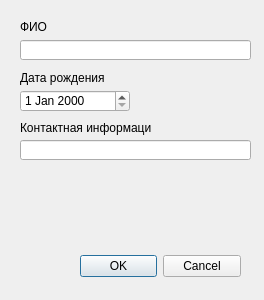
Old version of the form Optika/client_info.ui in the repository m0nk-tnd/luks.
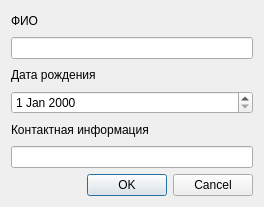
New version of the form.

Diff of the .ui file:
```diff
--- a/Optika/client_info.ui
+++ b/Optika/client_info.ui
@@ -7,97 +7,122 @@
     <x>0</x>
     <y>0</y>
     <width>264</width>
-    <height>300</height>
+    <height>205</height>
    </rect>
   </property>
   <property name="windowTitle">
    <string>Добавление клиента</string>
   </property>
-  <widget class="QDialogButtonBox" name="buttonBox">
-   <property name="geometry">
-    <rect>
-     <x>80</x>
-     <y>250</y>
-     <width>161</width>
-     <height>32</height>
-    </rect>
-   </property>
-   <property name="orientation">
-    <enum>Qt::Horizontal</enum>
-   </property>
-   <property name="standardButtons">
-    <set>QDialogButtonBox::Cancel|QDialogButtonBox::Ok</set>
-   </property>
-  </widget>
-  <widget class="QLineEdit" name="lineEdit">
-   <property name="geometry">
-    <rect>
-     <x>20</x>
-     <y>40</y>
-     <width>231</width>
-     <height>20</height>
-    </rect>
-   </property>
-  </widget>
-  <widget class="QDateEdit" name="dateEdit">
-   <property name="geometry">
-    <rect>
-     <x>20</x>
-     <y>90</y>
-     <width>110</width>
-     <height>22</height>
-    </rect>
-   </property>
-  </widget>
-  <widget class="QLineEdit" name="lineEdit_2">
-   <property name="geometry">
-    <rect>
-     <x>20</x>
-     <y>140</y>
-     <width>231</width>
-     <height>20</height>
-    </rect>
-   </property>
-  </widget>
-  <widget class="QLabel" name="label">
-   <property name="geometry">
-    <rect>
-     <x>20</x>
-     <y>20</y>
-     <width>46</width>
-     <height>13</height>
-    </rect>
-   </property>
-   <property name="text">
-    <string>ФИО</string>
-   </property>
-  </widget>
-  <widget class="QLabel" name="label_2">
-   <property name="geometry">
-    <rect>
-     <x>20</x>
-     <y>70</y>
-     <width>111</width>
-     <height>16</height>
-    </rect>
-   </property>
-   <property name="text">
-    <string>Дата рождения</string>
-   </property>
-  </widget>
-  <widget class="QLabel" name="label_3">
-   <property name="geometry">
-    <rect>
-     <x>20</x>
-     <y>120</y>
-     <width>131</width>
-     <height>16</height>
-    </rect>
-   </property>
-   <property name="text">
-    <string>Контактная информация</string>
-   </property>
-  </widget>
+  <layout class="QVBoxLayout" name="verticalLayout">
+   <item>
+    <layout class="QHBoxLayout" name="horizontalLayout_3">
+     <item>
+      <widget class="QLabel" name="label">
+       <property name="text">
+        <string>ФИО</string>
+       </property>
+      </widget>
+     </item>
+     <item>
+      <spacer name="horizontalSpacer_3">
+       <property name="orientation">
+        <enum>Qt::Horizontal</enum>
+       </property>
+       <property name="sizeHint" stdset="0">
+        <size>
+         <width>40</width>
+         <height>20</height>
+        </size>
+       </property>
+      </spacer>
+     </item>
+    </layout>
+   </item>
+   <item>
+    <widget class="QLineEdit" name="name_lineEdit"/>
+   </item>
+   <item>
+    <layout class="QHBoxLayout" name="horizontalLayout">
+     <item>
+      <widget class="QLabel" name="label_2">
+       <property name="text">
+        <string>Дата рождения</string>
+       </property>
+      </widget>
+     </item>
+     <item>
+      <spacer name="horizontalSpacer">
+       <property name="orientation">
+        <enum>Qt::Horizontal</enum>
+       </property>
+       <property name="sizeHint" stdset="0">
+        <size>
+         <width>40</width>
+         <height>20</height>
+        </size>
+       </property>
+      </spacer>
+     </item>
+    </layout>
+   </item>
+   <item>
+    <widget class="QDateEdit" name="dateEdit"/>
+   </item>
+   <item>
+    <layout class="QHBoxLayout" name="horizontalLayout_5">
+     <item>
+      <widget class="QLabel" name="label_3">
+       <property name="text">
+        <string>Контактная информация</string>
+       </property>
+      </widget>
+     </item>
+     <item>
+      <spacer name="horizontalSpacer_5">
+       <property name="orientation">
+        <enum>Qt::Horizontal</enum>
+       </property>
+       <property name="sizeHint" stdset="0">
+        <size>
+         <width>40</width>
+         <height>20</height>
+        </size>
+       </property>
+      </spacer>
+     </item>
+    </layout>
+   </item>
+   <item>
+    <widget class="QLineEdit" name="phone_lineEdit"/>
+   </item>
+   <item>
+    <layout class="QHBoxLayout" name="horizontalLayout_4">
+     <item>
+      <spacer name="horizontalSpacer_4">
+       <property name="orientation">
+        <enum>Qt::Horizontal</enum>
+       </property>
+       <property name="sizeHint" stdset="0">
+        <size>
+         <width>40</width>
+         <height>20</height>
+        </size>
+       </property>
+      </spacer>
+     </item>
+     <item>
+      <widget class="QDialogButtonBox" name="buttonBox">
+       <property name="orientation">
+        <enum>Qt::Horizontal</enum>
+       </property>
+       <property name="standardButtons">
+        <set>QDialogButtonBox::Cancel|QDialogButtonBox::Ok</set>
+       </property>
+      </widget>
+     </item>
+    </layout>
+   </item>
+  </layout>
  </widget>
  <resources/>
  <connections>
```
